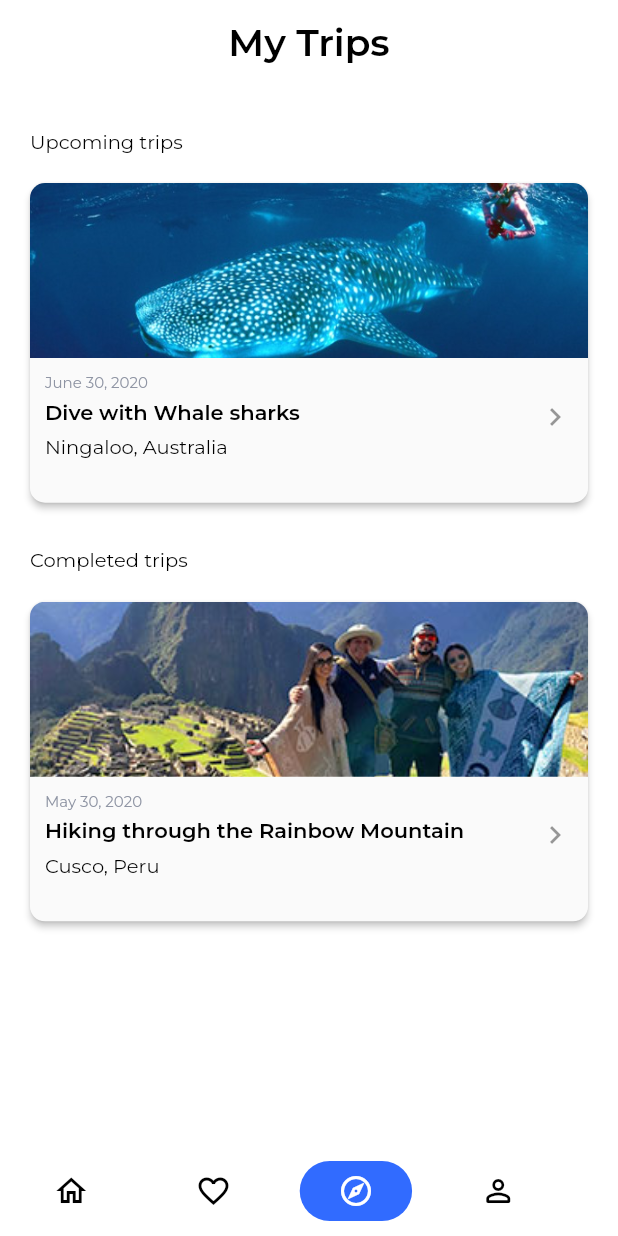
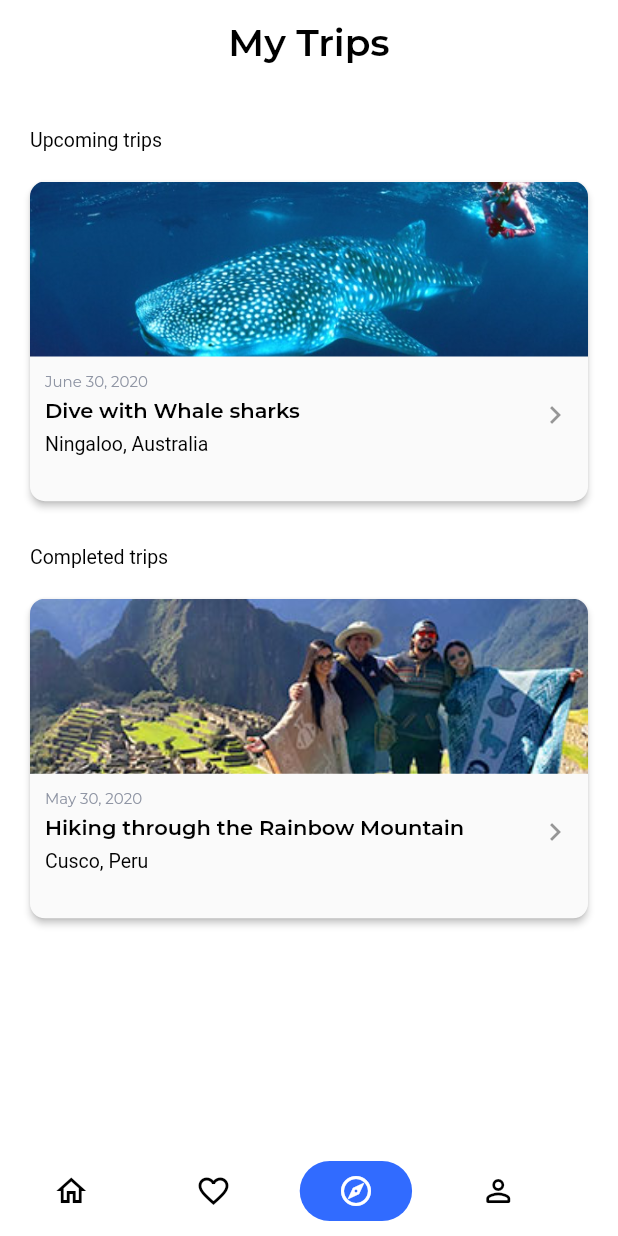
Before and after one commit to Djihanegh/FlutterTravelApp, a Flutter app: the screen it shows after launch, item 3 of the bottom bar chosen, on a phone screen of 412 x 824 dp. Run offline on Flutter 3.47's test engine with Material 2 defaults, Android fonts, the phone set to English and light mode, and no system bars; our stand-ins replace flutter_rating_bar, flutter_svg, get_it, google_fonts, injectable; Roboto replaces fonts that are missing (Hind).

Commit message:
refactored the trips page

```diff
--- a/lib/presentation/pages/home/components/body.dart
+++ b/lib/presentation/pages/home/components/body.dart
@@ -67,7 +67,7 @@ class _BodyState extends State<Body> with SingleTickerProviderStateMixin {
                 mainAxisAlignment: MainAxisAlignment.start,
                 crossAxisAlignment: CrossAxisAlignment.start,
                 children: [
-                  Text('CATEGORIES', style: TextStyles.normal),
+                  Text('CATEGORIES', style: TextStyles.normal.copyWith(color: AppColors.mediumGrey)),
                   SizedBox(
                     height: getProportionateScreenHeight(10),
                   ),
@@ -85,7 +85,7 @@ class _BodyState extends State<Body> with SingleTickerProviderStateMixin {
                 children: [
                   Padding(
                       padding: EdgeInsets.only(left: 20),
-                      child: Text('BEST RATING', style: TextStyles.normal)),
+                      child: Text('BEST RATING', style: TextStyles.normal.copyWith(color: AppColors.mediumGrey))),
                   Padding(
                       padding: EdgeInsets.only(left: 20, top: 10),
                       child: Text("Popular Destinations",
--- a/lib/presentation/pages/home/components/popular_item.dart
+++ b/lib/presentation/pages/home/components/popular_item.dart
@@ -1,5 +1,6 @@
 import 'package:flutter/material.dart';
 import 'package:travel_app/utils/app_assets.dart';
+import 'package:travel_app/utils/app_colors.dart';
 import 'package:travel_app/utils/text_styles.dart';
 
 class PopularItem extends StatelessWidget {
@@ -90,7 +91,7 @@ class PopularItem extends StatelessWidget {
                                             const EdgeInsets.only(left: 10),
                                         child: Text(
                                           "$subtitle",
-                                          style: TextStyles.regular2,
+                                          style: TextStyles.regular2.copyWith(color: AppColors.secondaryColor),
                                           textAlign: TextAlign.left,
                                         ),
                                       ),
--- a/lib/presentation/pages/home/components/popular_text.dart
+++ b/lib/presentation/pages/home/components/popular_text.dart
@@ -14,7 +14,7 @@ class PopularText extends StatelessWidget {
         crossAxisAlignment: CrossAxisAlignment.start,
         children: [
           ...[
-            Text('RECENTLY VIEWED', style: TextStyles.normal),
+            Text('RECENTLY VIEWED', style: TextStyles.normal.copyWith(color: AppColors.mediumGrey)),
             Text("Pick up where you left off", style: TextStyles.heading.copyWith(fontSize: 18)),
           ].expand(
             (widget) => [
--- a/lib/presentation/pages/trips/components/body.dart
+++ b/lib/presentation/pages/trips/components/body.dart
@@ -1,4 +1,5 @@
 import 'package:flutter/material.dart';
+import 'package:travel_app/utils/app_assets.dart';
 import 'custom_text.dart';
 import 'trip_item.dart';
 
@@ -21,14 +22,14 @@ class _BodyState extends State<Body> {
               children: [
                 CustomText(title: 'Upcoming trips'),
                 TripItem(
-                  imagePath: 'assets/images/ningaloo.jpg',
+                  imagePath: AppAssets.ningaloo,
                   place: 'Ningaloo, Australia',
                   title: 'Dive with Whale sharks',
                   date: 'June 30, 2020',
                 ),
                 CustomText(title: 'Completed trips'),
                 TripItem(
-                  imagePath: 'assets/images/peru.jpg',
+                  imagePath:  AppAssets.peru,
                   place: 'Cusco, Peru',
                   title: 'Hiking through the Rainbow Mountain',
                   date: 'May 30, 2020',
--- a/lib/presentation/pages/trips/components/custom_text.dart
+++ b/lib/presentation/pages/trips/components/custom_text.dart
@@ -1,5 +1,7 @@
 import 'package:flutter/material.dart';
 import 'package:google_fonts/google_fonts.dart';
+import 'package:travel_app/utils/app_colors.dart';
+import 'package:travel_app/utils/text_styles.dart';
 
 class CustomText extends StatelessWidget {
   const CustomText({Key? key, required this.title}) : super(key: key);
@@ -12,9 +14,6 @@ class CustomText extends StatelessWidget {
           top: 30,
         ),
         child: Text(title,
-            style: GoogleFonts.montserrat(
-                fontWeight: FontWeight.w400,
-                fontSize: 13,
-                color: Colors.black)));
+            style: TextStyles.regular2.copyWith(color: AppColors.black)));
   }
 }
--- a/lib/presentation/pages/trips/components/trip_item.dart
+++ b/lib/presentation/pages/trips/components/trip_item.dart
@@ -3,6 +3,7 @@ import 'package:google_fonts/google_fonts.dart';
 import 'package:travel_app/utils/app_colors.dart';
 import 'package:travel_app/utils/constants.dart';
 import 'package:travel_app/utils/size_config.dart';
+import 'package:travel_app/utils/text_styles.dart';
 
 class TripItem extends StatelessWidget {
   const TripItem(
@@ -49,10 +50,7 @@ class TripItem extends StatelessWidget {
                   Padding(
                       padding: const EdgeInsets.only(top: 10, left: 10),
                       child: Text(date, //
-                          style: GoogleFonts.montserrat(
-                              fontWeight: FontWeight.normal,
-                              fontSize: 10,
-                              color: AppColors.secondaryColor))),
+                          style: TextStyles.normal.copyWith(color: AppColors.secondaryColor))),
                   Padding(
                       padding:
                           const EdgeInsets.only(top: 5, left: 10, right: 10),
@@ -61,10 +59,7 @@ class TripItem extends StatelessWidget {
                         crossAxisAlignment: CrossAxisAlignment.start,
                         children: [
                           Text(title, // 'Dive with Whale sharks'
-                              style: GoogleFonts.montserrat(
-                                  fontWeight: FontWeight.w600,
-                                  fontSize: 14,
-                                  color: Colors.black)),
+                              style: TextStyles.heading.copyWith(fontSize: 14)),
                           Icon(Icons.navigate_next_outlined,
                               color: Colors.black.withOpacity(0.4))
                         ],
@@ -72,10 +67,7 @@ class TripItem extends StatelessWidget {
                   Padding(
                       padding: const EdgeInsets.only(top: 0, left: 10),
                       child: Text(place,
-                          style: GoogleFonts.montserrat(
-                              fontWeight: FontWeight.w400,
-                              fontSize: 13,
-                              color: Colors.black)))
+                          style: TextStyles.regular2.copyWith(color: AppColors.black)))
                 ],
               ),
             )));
--- a/lib/utils/app_assets.dart
+++ b/lib/utils/app_assets.dart
@@ -11,4 +11,6 @@ class AppAssets {
   static const diving = "assets/images/diving.jpg";
   static const whaleWhatching = "assets/images/whale-watching.jpg";
   static const riffelseeHiking = "assets/images/hiking-tour.jpg";
+  static const ningaloo = "assets/images/ningaloo.jpg";
+  static const peru = "assets/images/peru.jpg";
 }
--- a/lib/utils/text_styles.dart
+++ b/lib/utils/text_styles.dart
@@ -15,16 +15,15 @@ class TextStyles {
       fontWeight: FontWeight.w400,
       color: AppColors.primaryColor);
 
-  static const regular2 = TextStyle(
-      fontSize: 13,
-      color: AppColors.secondaryColor,
-      fontWeight: FontWeight.w400);
+  static const regular2 = TextStyle(fontSize: 13, fontWeight: FontWeight.w400);
 
   static final regular3 = GoogleFonts.montserrat(
       fontWeight: FontWeight.w400, fontSize: 11, color: Colors.black);
 
   static final regular4 = GoogleFonts.montserrat(
       fontWeight: FontWeight.w400, fontSize: 12, color: Colors.black);
+
+
 
   static const bold =
       TextStyle(fontSize: 18, color: Colors.black, fontWeight: FontWeight.bold);
@@ -40,7 +39,9 @@ class TextStyles {
   static final medium = GoogleFonts.montserrat(fontWeight: FontWeight.w500);
 
   static final normal = GoogleFonts.montserrat(
-      fontWeight: FontWeight.normal, fontSize: 10, color: AppColors.mediumGrey);
+      fontWeight: FontWeight.normal, fontSize: 10);
+
+
 
   static final light = GoogleFonts.montserrat(
       fontWeight: FontWeight.w300, fontSize: 11, color: Colors.black);
```
